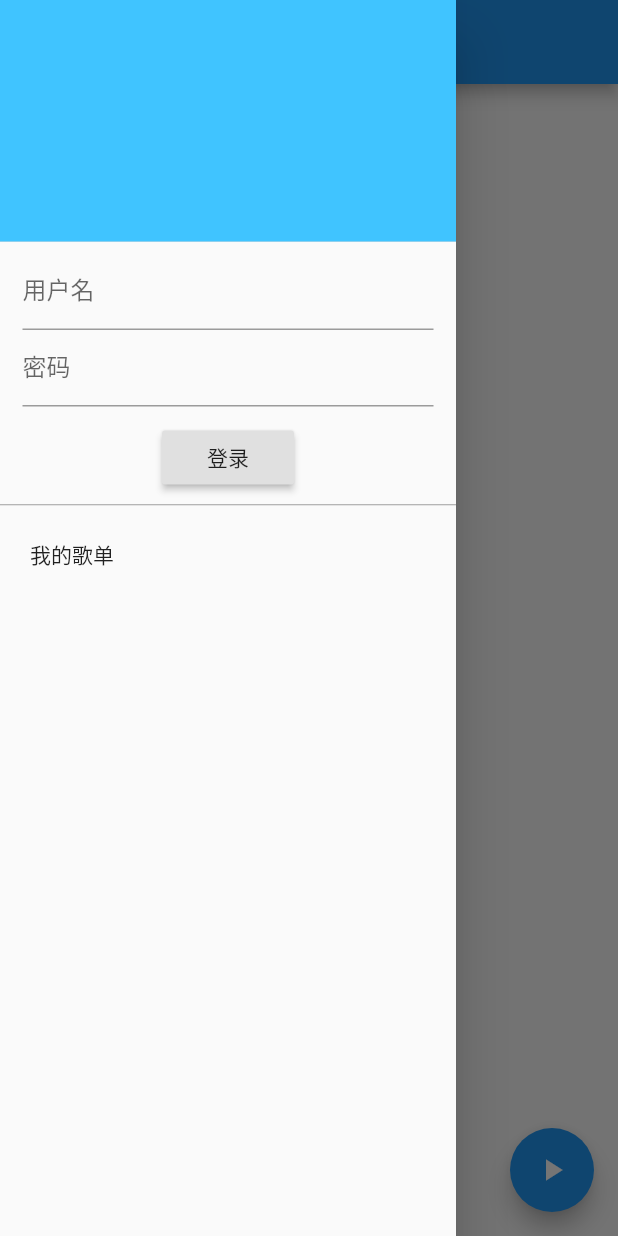
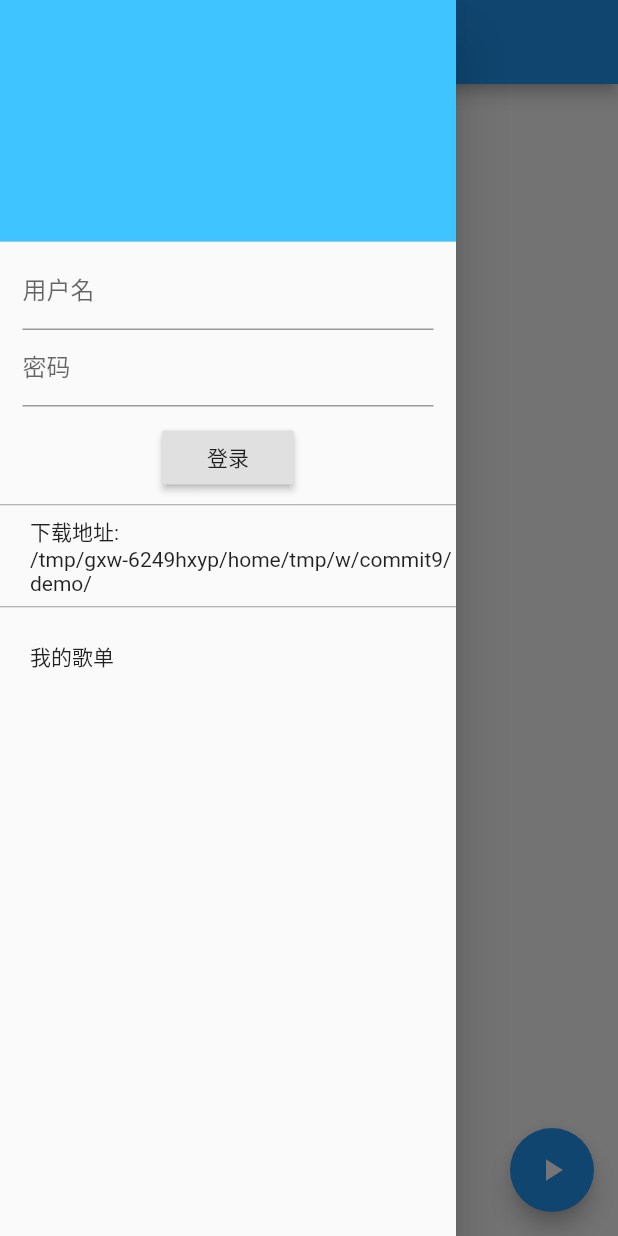
Before and after one commit to fanzkday/miniMusic, a Flutter app: the screen it shows after launch, with the side drawer open, on a phone screen of 412 x 824 dp. Run offline on Flutter 3.47's test engine with Material 2 defaults, Android fonts, the phone set to English and light mode, and no system bars; our stand-ins replace audioplayers, dio, shared_preferences; missing offline and left inert: flutter_downloader.

Commit message:
健壮性; 显示下载地址;

```diff
--- a/lib/pages/music/main.dart
+++ b/lib/pages/music/main.dart
@@ -4,6 +4,7 @@ import 'package:miniMusic/pages/music/widget/login.dart';
 import 'package:miniMusic/pages/music/widget/playlist.dart';
 import 'package:miniMusic/pages/music/widget/songlist.dart';
 import 'package:miniMusic/utils/player.dart';
+import 'package:miniMusic/utils/utils.dart';
 
 class CloudMusic extends StatefulWidget {
   @override
@@ -57,7 +58,28 @@ class _CloudMusicState extends State<CloudMusic> {
               ),
             ),
             Login(),
-            Divider(height: 15.0, color: Colors.grey,),
+            Divider(
+              height: 15.0,
+              color: Colors.grey,
+            ),
+            Container(
+              margin: EdgeInsets.only(left: 20.0),
+              child: Wrap(
+                children: [
+                  Text('下载地址: '),
+                  FutureBuilder(
+                    future: Utils.downloadPath(),
+                    builder: (cxt, path) {
+                      return Text('${path.data}');
+                    },
+                  ),
+                ],
+              ),
+            ),
+            Divider(
+              height: 15.0,
+              color: Colors.grey,
+            ),
             Playlist()
           ],
         ),
--- a/lib/utils/player.dart
+++ b/lib/utils/player.dart
@@ -89,6 +89,11 @@ class _Player {
       String savedDir = await Utils.downloadPath();
       String filename = Utils.formatFilename(name) + '.mp3';
 
+      Directory dir = Directory(savedDir);
+      if(!dir.existsSync()) {
+        Directory(savedDir).createSync();
+      }
+
       File mp3 = File(savedDir + '/' + filename);
       if (mp3.existsSync()) {
         musicSto.showSnacker('$name 文件已存在');
--- a/lib/utils/utils.dart
+++ b/lib/utils/utils.dart
@@ -53,6 +53,9 @@ class Utils {
 
   static Future<List<String>> getDownloadSongsName() async {
     String path = await Utils.downloadPath();
+    if(!Directory(path).existsSync()) {
+      return [];
+    }
     return await Directory(path).list().map((event) => event.path.replaceFirst(path, '').replaceAll('.mp3', '')).toList();
   }
 
```
